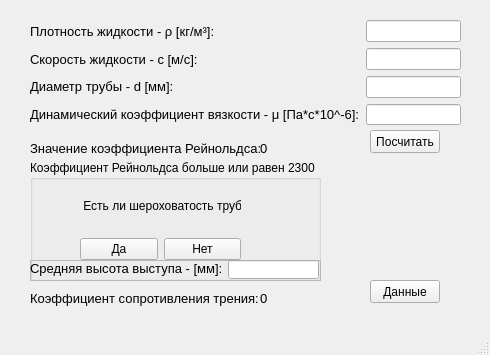
Old version of the form layouts/windowMain.ui in the repository flemimac/frictionCalculator.
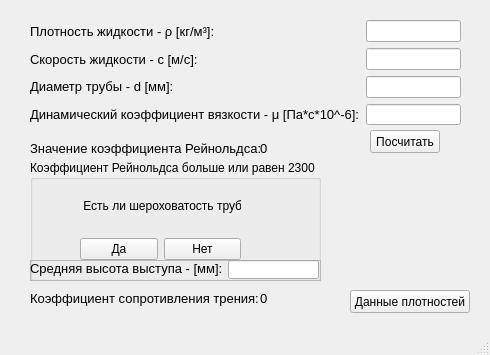
New version of the form.

```diff
--- a/layouts/windowMain.ui
+++ b/layouts/windowMain.ui
@@ -288,14 +288,14 @@
    <widget class="QPushButton" name="buttonCheckData">
     <property name="geometry">
      <rect>
-      <x>370</x>
-      <y>280</y>
-      <width>70</width>
+      <x>350</x>
+      <y>290</y>
+      <width>120</width>
       <height>23</height>
      </rect>
     </property>
     <property name="text">
-     <string>Данные</string>
+     <string>Данные плотностей</string>
     </property>
    </widget>
   </widget>
```
